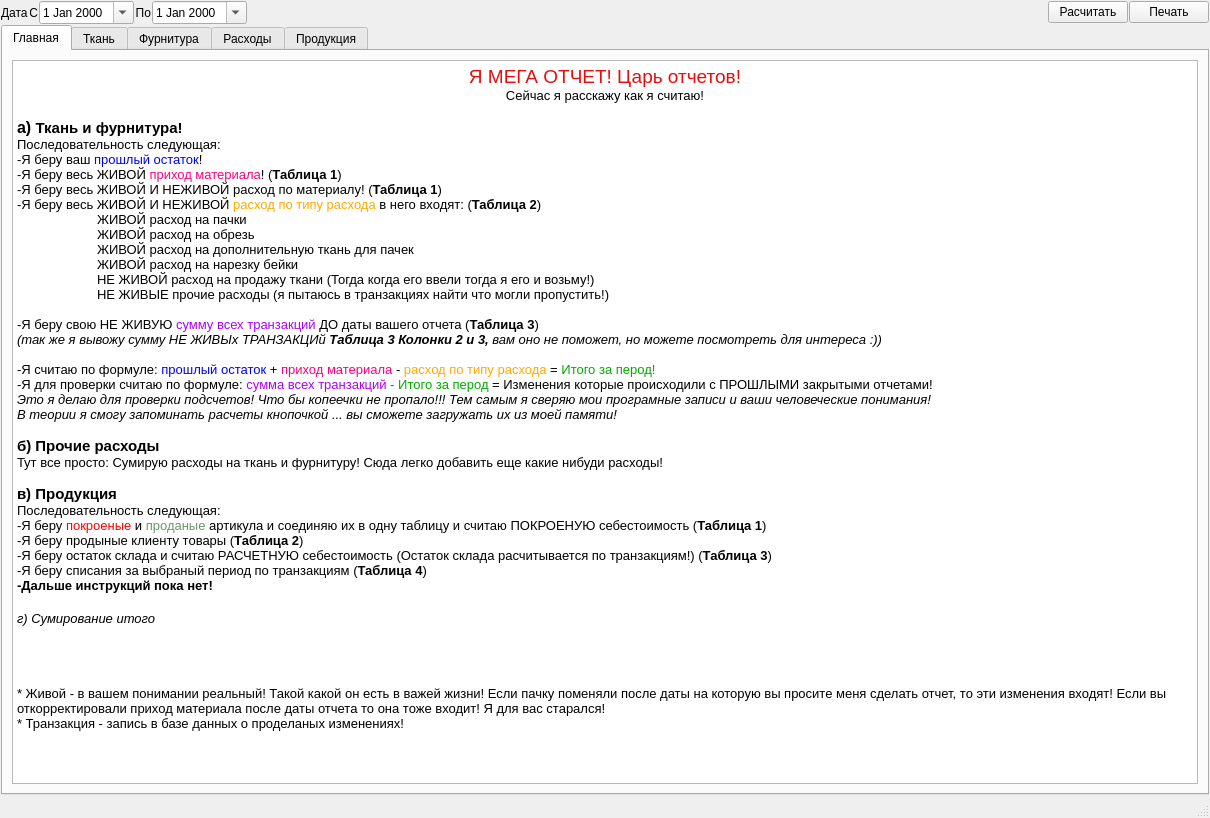
Before: the Qt Designer form ui/report_all.ui in Meller008/CRM-Avi, drawn with Qt 5.
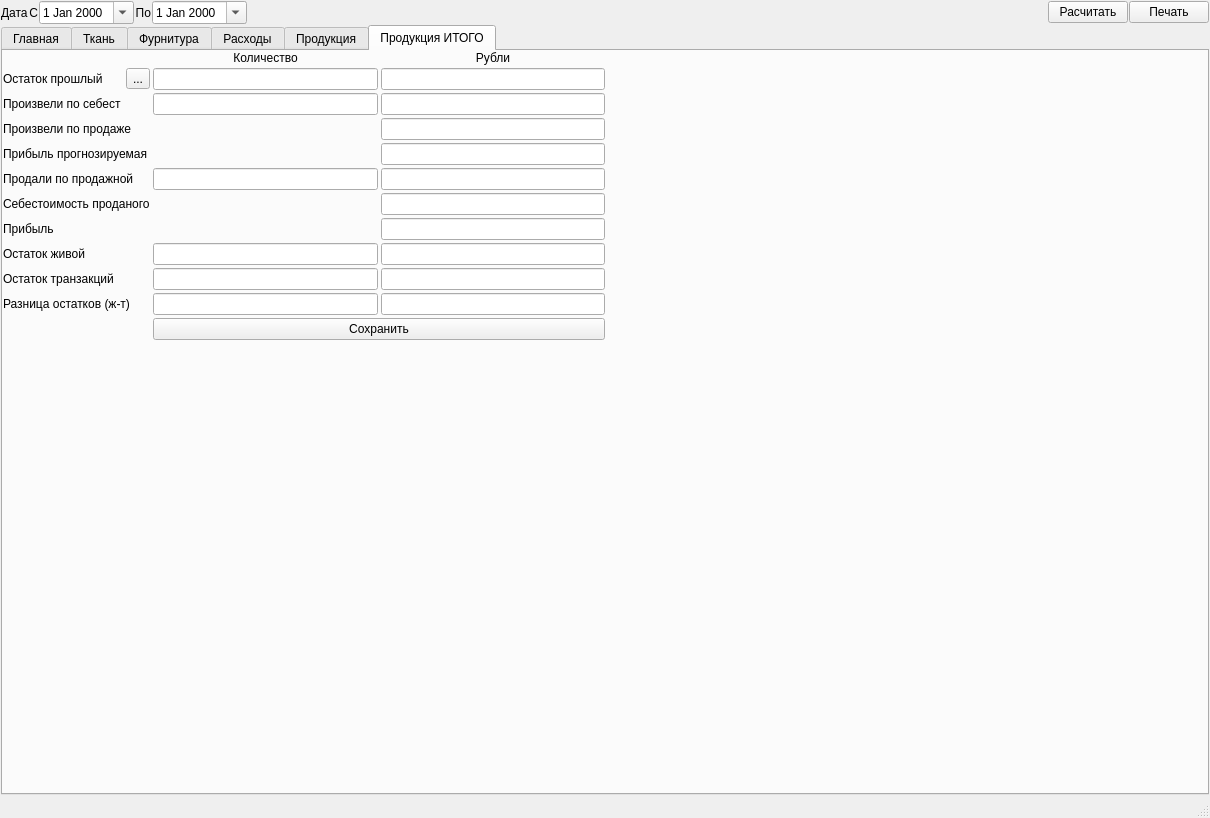
After: the same form once the commit is applied. The open tabs and pages were chosen to show the change.

Commit message: Работа - Мега отчет! тест продукции итого!

The edit to the form file:
```diff
--- a/ui/report_all.ui
+++ b/ui/report_all.ui
@@ -1579,6 +1579,286 @@
         </item>
        </layout>
       </widget>
+      <widget class="QWidget" name="tab_6">
+       <attribute name="title">
+        <string>Продукция ИТОГО</string>
+       </attribute>
+       <layout class="QGridLayout" name="gridLayout_16">
+        <property name="leftMargin">
+         <number>0</number>
+        </property>
+        <property name="topMargin">
+         <number>0</number>
+        </property>
+        <property name="rightMargin">
+         <number>0</number>
+        </property>
+        <property name="bottomMargin">
+         <number>0</number>
+        </property>
+        <property name="spacing">
+         <number>1</number>
+        </property>
+        <item row="0" column="1">
+         <spacer name="horizontalSpacer_3">
+          <property name="orientation">
+           <enum>Qt::Horizontal</enum>
+          </property>
+          <property name="sizeHint" stdset="0">
+           <size>
+            <width>40</width>
+            <height>20</height>
+           </size>
+          </property>
+         </spacer>
+        </item>
+        <item row="0" column="0">
+         <layout class="QGridLayout" name="gridLayout_15">
+          <property name="spacing">
+           <number>3</number>
+          </property>
+          <item row="10" column="0">
+           <widget class="QLabel" name="label_44">
+            <property name="text">
+             <string>Разница остатков (ж-т)</string>
+            </property>
+           </widget>
+          </item>
+          <item row="9" column="0">
+           <widget class="QLabel" name="label_43">
+            <property name="text">
+             <string>Остаток транзакций</string>
+            </property>
+           </widget>
+          </item>
+          <item row="9" column="1">
+           <widget class="QLineEdit" name="le_warehouse2_value_article">
+            <property name="readOnly">
+             <bool>true</bool>
+            </property>
+           </widget>
+          </item>
+          <item row="10" column="1">
+           <widget class="QLineEdit" name="le_difference_warehouse_value">
+            <property name="readOnly">
+             <bool>true</bool>
+            </property>
+           </widget>
+          </item>
+          <item row="9" column="2">
+           <widget class="QLineEdit" name="le_warehouse2_sum_article">
+            <property name="readOnly">
+             <bool>true</bool>
+            </property>
+           </widget>
+          </item>
+          <item row="8" column="2">
+           <widget class="QLineEdit" name="le_warehouse1_sum_article">
+            <property name="readOnly">
+             <bool>true</bool>
+            </property>
+           </widget>
+          </item>
+          <item row="2" column="2">
+           <widget class="QLineEdit" name="le_supply_sum_seb_article">
+            <property name="readOnly">
+             <bool>true</bool>
+            </property>
+           </widget>
+          </item>
+          <item row="1" column="1">
+           <widget class="QLineEdit" name="le_last_balance_value_article"/>
+          </item>
+          <item row="2" column="0">
+           <widget class="QLabel" name="label_37">
+            <property name="text">
+             <string>Произвели по себест</string>
+            </property>
+           </widget>
+          </item>
+          <item row="8" column="1">
+           <widget class="QLineEdit" name="le_warehouse1_value_article">
+            <property name="readOnly">
+             <bool>true</bool>
+            </property>
+           </widget>
+          </item>
+          <item row="8" column="0">
+           <widget class="QLabel" name="label_39">
+            <property name="text">
+             <string>Остаток живой</string>
+            </property>
+           </widget>
+          </item>
+          <item row="0" column="2">
+           <widget class="QLabel" name="label_36">
+            <property name="text">
+             <string>Рубли</string>
+            </property>
+            <property name="alignment">
+             <set>Qt::AlignCenter</set>
+            </property>
+           </widget>
+          </item>
+          <item row="5" column="0">
+           <widget class="QLabel" name="label_40">
+            <property name="text">
+             <string>Продали по продажной</string>
+            </property>
+           </widget>
+          </item>
+          <item row="2" column="1">
+           <widget class="QLineEdit" name="le_supply_value_article">
+            <property name="readOnly">
+             <bool>true</bool>
+            </property>
+           </widget>
+          </item>
+          <item row="6" column="0">
+           <widget class="QLabel" name="label_38">
+            <property name="text">
+             <string>Себестоимость проданого</string>
+            </property>
+           </widget>
+          </item>
+          <item row="5" column="1">
+           <widget class="QLineEdit" name="le_sel_value_article">
+            <property name="readOnly">
+             <bool>true</bool>
+            </property>
+           </widget>
+          </item>
+          <item row="7" column="0">
+           <widget class="QLabel" name="label_35">
+            <property name="text">
+             <string>Прибыль</string>
+            </property>
+           </widget>
+          </item>
+          <item row="12" column="1">
+           <spacer name="verticalSpacer_4">
+            <property name="orientation">
+             <enum>Qt::Vertical</enum>
+            </property>
+            <property name="sizeHint" stdset="0">
+             <size>
+              <width>20</width>
+              <height>40</height>
+             </size>
+            </property>
+           </spacer>
+          </item>
+          <item row="0" column="1">
+           <widget class="QLabel" name="label_41">
+            <property name="text">
+             <string>Количество</string>
+            </property>
+            <property name="alignment">
+             <set>Qt::AlignCenter</set>
+            </property>
+           </widget>
+          </item>
+          <item row="1" column="2">
+           <widget class="QLineEdit" name="le_last_balance_sum_article"/>
+          </item>
+          <item row="5" column="2">
+           <widget class="QLineEdit" name="le_sel_sum_price_article">
+            <property name="readOnly">
+             <bool>true</bool>
+            </property>
+           </widget>
+          </item>
+          <item row="10" column="2">
+           <widget class="QLineEdit" name="le_difference_warehouse_sum">
+            <property name="readOnly">
+             <bool>true</bool>
+            </property>
+           </widget>
+          </item>
+          <item row="1" column="0">
+           <layout class="QHBoxLayout" name="horizontalLayout_4">
+            <item>
+             <widget class="QLabel" name="label_42">
+              <property name="text">
+               <string>Остаток прошлый</string>
+              </property>
+             </widget>
+            </item>
+            <item>
+             <widget class="QToolButton" name="toolButton_3">
+              <property name="text">
+               <string>...</string>
+              </property>
+             </widget>
+            </item>
+           </layout>
+          </item>
+          <item row="11" column="1" colspan="2">
+           <widget class="QPushButton" name="pushButton_5">
+            <property name="text">
+             <string>Сохранить</string>
+            </property>
+           </widget>
+          </item>
+          <item row="6" column="2">
+           <widget class="QLineEdit" name="le_sel_sum_seb_article">
+            <property name="readOnly">
+             <bool>true</bool>
+            </property>
+           </widget>
+          </item>
+          <item row="7" column="2">
+           <widget class="QLineEdit" name="le_sel_sum_balance_article">
+            <property name="readOnly">
+             <bool>true</bool>
+            </property>
+           </widget>
+          </item>
+          <item row="3" column="0">
+           <widget class="QLabel" name="label_45">
+            <property name="text">
+             <string>Произвели по продаже</string>
+            </property>
+           </widget>
+          </item>
+          <item row="3" column="2">
+           <widget class="QLineEdit" name="le_supply_sum_price_article">
+            <property name="readOnly">
+             <bool>true</bool>
+            </property>
+           </widget>
+          </item>
+          <item row="4" column="2">
+           <widget class="QLineEdit" name="le_supply_sum_balance_article">
+            <property name="readOnly">
+             <bool>true</bool>
+            </property>
+           </widget>
+          </item>
+          <item row="4" column="0">
+           <widget class="QLabel" name="label_46">
+            <property name="text">
+             <string>Прибыль прогнозируемая</string>
+            </property>
+           </widget>
+          </item>
+         </layout>
+        </item>
+        <item row="1" column="0">
+         <spacer name="verticalSpacer_5">
+          <property name="orientation">
+           <enum>Qt::Vertical</enum>
+          </property>
+          <property name="sizeHint" stdset="0">
+           <size>
+            <width>20</width>
+            <height>40</height>
+           </size>
+          </property>
+         </spacer>
+        </item>
+       </layout>
+      </widget>
      </widget>
     </item>
    </layout>
```
Left out of the diff: 18 changed lines with no effect on the pictures. The commit also changes 1 other file.
